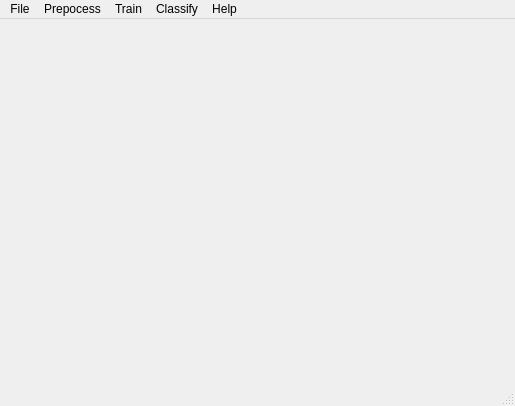
scrssys/semantic_segment_RSImage, file ui/MainWin.ui: the form before one commit.
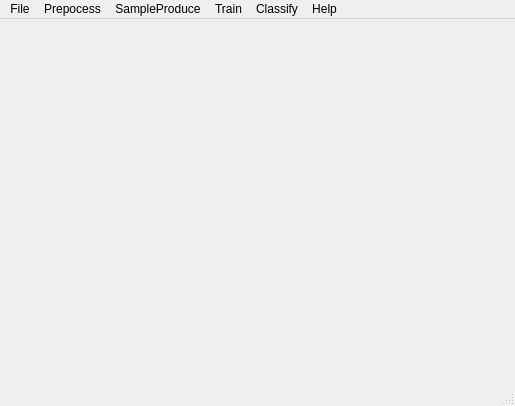
The form after the commit.

Patch:
```diff
--- a/ui/MainWin.ui
+++ b/ui/MainWin.ui
@@ -20,7 +20,7 @@
      <x>0</x>
      <y>0</y>
      <width>515</width>
-     <height>25</height>
+     <height>19</height>
     </rect>
    </property>
    <property name="defaultUp">
@@ -55,8 +55,14 @@
      <string>Help</string>
     </property>
    </widget>
+   <widget class="QMenu" name="menuSampleProduce">
+    <property name="title">
+     <string>SampleProduce</string>
+    </property>
+   </widget>
    <addaction name="menuFile"/>
    <addaction name="menuPrepocess"/>
+   <addaction name="menuSampleProduce"/>
    <addaction name="menuTrain"/>
    <addaction name="menuClassify"/>
    <addaction name="menuHelp"/>
```
Left out of the diff: 23 changed lines with no effect on the pictures.
